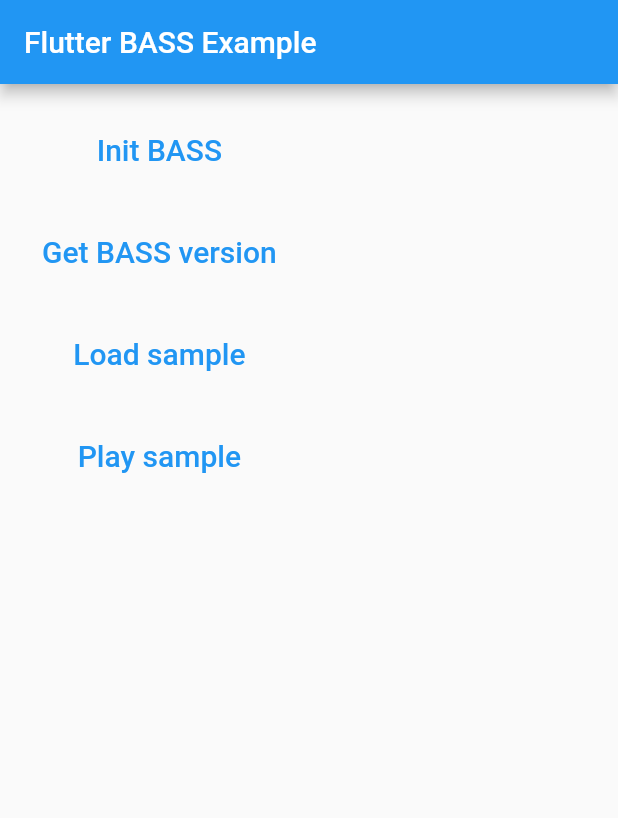
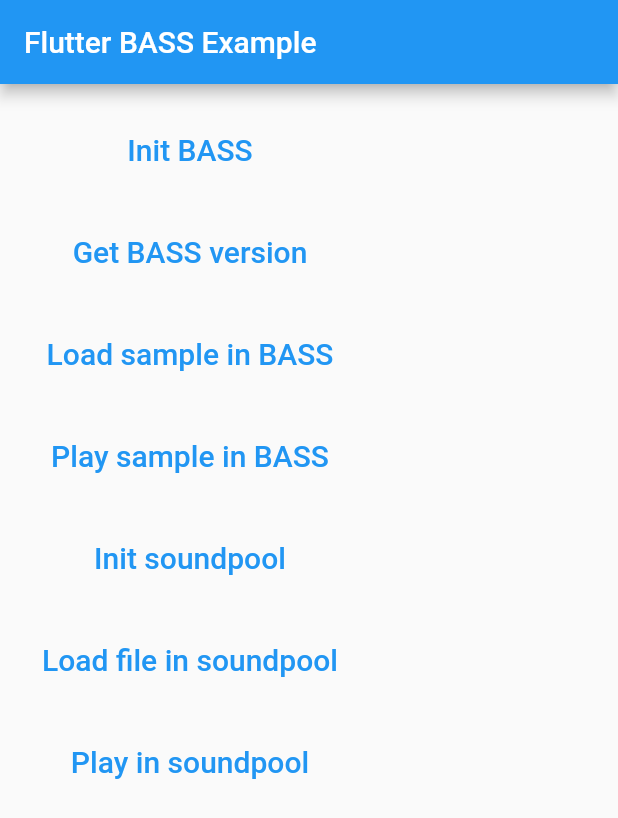
Before and after one commit to JimTompkins/flutter_bass, a Flutter app: the screen it shows after launch, on a phone screen of 412 x 824 dp. Shown: the top 818 px of the screen. Run offline on Flutter 3.47's test engine with Material 2 defaults, Android fonts, the phone set to English and light mode, and no system bars; missing offline and left inert: dart:ffi, soundpool.

Commit message:
Added buttons to init, load a file and play it using soundpool

```diff
--- a/example/lib/main.dart
+++ b/example/lib/main.dart
@@ -6,6 +6,7 @@ import 'package:flutter_bass/ffi/generated_bindings.dart';
 import 'dart:io';
 import 'dart:async';
 import 'package:path_provider/path_provider.dart';
+import 'package:soundpool/soundpool.dart';
 
 import 'package:flutter/material.dart';
 
@@ -60,6 +61,10 @@ class _MyAppState extends State<MyApp> {
   int cowbellChannel = 0;
   final infoPointer = calloc<BASS_INFO>();
 
+  int soundId = 0;
+  int streamId = 0;
+  Soundpool pool = Soundpool(streamType: StreamType.notification);
+
   @override
   Widget build(BuildContext context) {
     return MaterialApp(
@@ -80,21 +85,25 @@ class _MyAppState extends State<MyApp> {
                       style: TextStyle(fontSize: 20.0),
                     ),
                     onPressed: () {
+                      // set non-stop mode to reduce playback latency
+                      bass.BASS_SetConfig(BASS_CONFIG_DEV_NONSTOP, 1);
+
+                      // set the device update period to 5ms
+                      bass.BASS_SetConfig(BASS_CONFIG_DEV_PERIOD, 5);
+
+                      // set the update period to 5ms
+                      bass.BASS_SetConfig(BASS_CONFIG_UPDATEPERIOD, 5);
+
+                      // set the buffer length to 12ms
+                      bass.BASS_SetConfig(BASS_CONFIG_BUFFER, 12);
+
+                      // disable ramping-in only: NORAMP is not defined?!?
+                      //bass.BASS_SetConfig(BASS_CONFIG_NORAMP, 2);
+
                       // BASS_Init: -1 = default device, 44100 = sample rate, 0 = flags
                       bass.BASS_Init(-1, 44100, 0, ffi.nullptr, ffi.nullptr);
                       errorCode = bass.BASS_ErrorGetCode();
                       print('Error code = $errorCode');
-                      // set non-stop mode to reduce playback latency
-                      bass.BASS_SetConfig(BASS_CONFIG_DEV_NONSTOP, 1);
-
-                      // set the update period to 5ms
-                      bass.BASS_SetConfig(BASS_CONFIG_UPDATEPERIOD, 5);
-
-                      // set the buffer length to 10ms
-                      bass.BASS_SetConfig(BASS_CONFIG_BUFFER, 10);
-
-                      // disable ramping-in only: NORAMP is not defined?!?
-                      //bass.BASS_SetConfig(BASS_CONFIG_NORAMP, 2);
                     },
                   ),
                 ),
@@ -116,7 +125,7 @@ class _MyAppState extends State<MyApp> {
                   margin: const EdgeInsets.all(10),
                   child: TextButton(
                     child: const Text(
-                      'Load sample',
+                      'Load sample in BASS',
                       style: TextStyle(fontSize: 20.0),
                     ),
                     onPressed: () async {
@@ -155,7 +164,7 @@ class _MyAppState extends State<MyApp> {
                   margin: const EdgeInsets.all(10),
                   child: TextButton(
                     child: const Text(
-                      'Play sample',
+                      'Play sample in BASS',
                       style: TextStyle(fontSize: 20.0),
                     ),
                     onPressed: () async {
@@ -174,6 +183,44 @@ class _MyAppState extends State<MyApp> {
                     },
                   ),
                 ),
+                Container(
+                  margin: const EdgeInsets.all(10),
+                  child: TextButton(
+                    child: const Text(
+                      'Init soundpool',
+                      style: TextStyle(fontSize: 20.0),
+                    ),
+                    onPressed: () {
+                    },
+                  ),
+                ),
+                Container(
+                  margin: const EdgeInsets.all(10),
+                  child: TextButton(
+                    child: const Text(
+                      'Load file in soundpool',
+                      style: TextStyle(fontSize: 20.0),
+                    ),
+                    onPressed: () async {
+                     soundId = await rootBundle.load("assets/sounds/cowbell.mp3").then((ByteData soundData) {
+                        return pool.load(soundData);
+                         });
+                    },
+                  ),
+                ),
+                Container(
+                  margin: const EdgeInsets.all(10),
+                  child: TextButton(
+                    child: const Text(
+                      'Play in soundpool',
+                      style: TextStyle(fontSize: 20.0),
+                    ),
+                    onPressed: () async {
+                    streamId = await pool.play(soundId);
+                    },
+                  ),
+                ),
+
               ],
             ),
           ),
--- a/example/pubspec.yaml
+++ b/example/pubspec.yaml
@@ -41,6 +41,7 @@ dependencies:
   # The following adds the Cupertino Icons font to your application.
   # Use with the CupertinoIcons class for iOS style icons.
   cupertino_icons: ^1.0.2
+  soundpool: ^2.3.0
 
 dev_dependencies:
   flutter_test:
```
Also changed, not shown: 1 other file.
